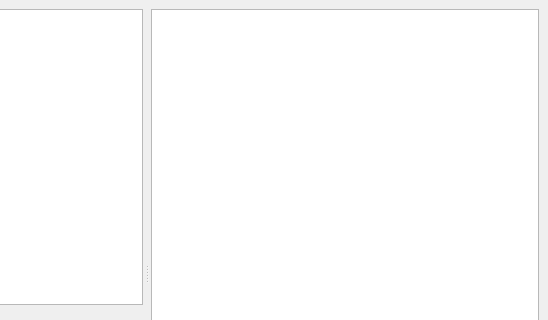
Qt form src/UI/ClassroomWindow.ui (madmaxoft/SkauTan) before a commit; both pictures show x 254 to 802 and y 0 to 320 of the 802 by 545 pixel window.
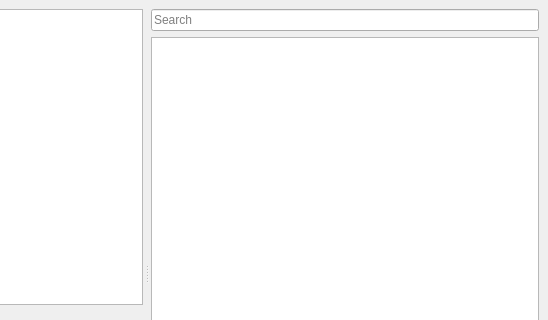
The same form after that commit. Icons and pictures are not drawn. Custom widgets are drawn as their Qt base class.

Commit message: ClassroomWindow: Added text-search and rclk menu for current track.

Patch:
```diff
--- a/src/UI/ClassroomWindow.ui
+++ b/src/UI/ClassroomWindow.ui
@@ -189,6 +189,13 @@
         <property name="leftMargin">
          <number>2</number>
         </property>
+        <item>
+         <widget class="QLineEdit" name="leSearchSongs">
+          <property name="placeholderText">
+           <string>Search</string>
+          </property>
+         </widget>
+        </item>
         <item>
          <widget class="QListWidget" name="lwSongs">
           <property name="contextMenuPolicy">
```
Left out of the diff: 3 changed lines with no effect on the pictures. The commit also changes 2 other files.
